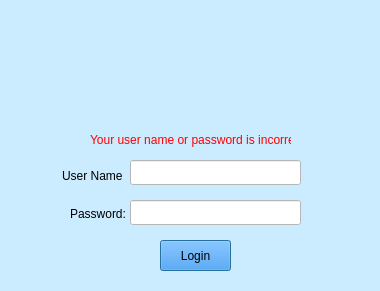
joslinefreed/project, file login.ui: the form before one commit.
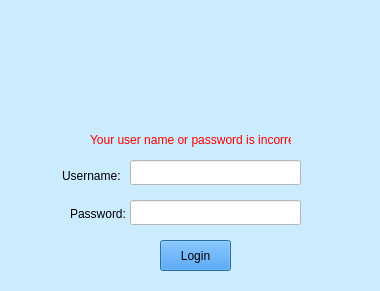
The form after the commit. Icons and pictures are not drawn.

What changed in the file:
```diff
--- a/login.ui
+++ b/login.ui
@@ -43,7 +43,7 @@
     </rect>
    </property>
    <property name="text">
-    <string>User Name:</string>
+    <string>Username:</string>
    </property>
   </widget>
   <widget class="QLabel" name="passwordLabel">
```
